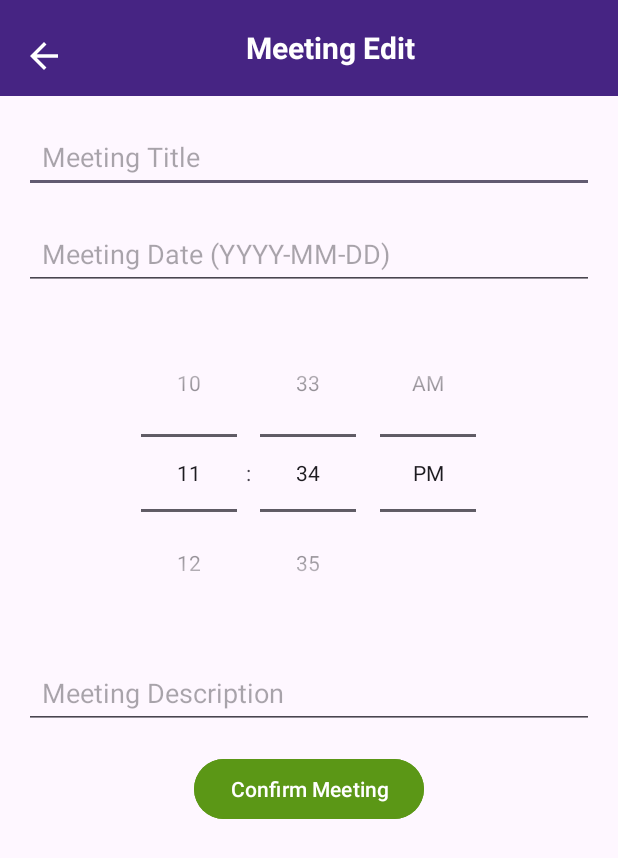
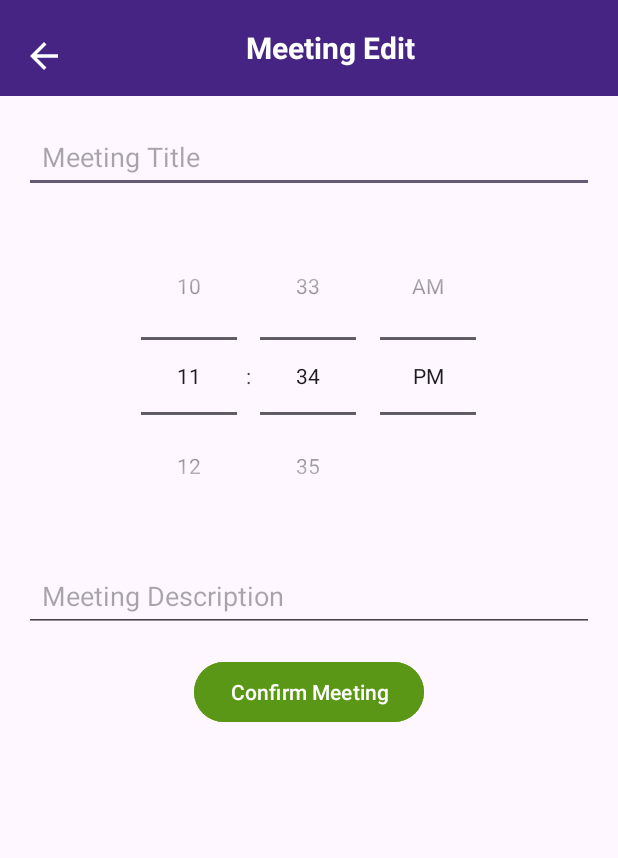
Before and after one commit to DevlinHamill/cs460GroupProject, an Android app: the NewMeeting screen opened directly, with no data from a screen before it, on a phone screen of 412 x 824 dp. Shown: the top 858 px of the screen. Run offline under Robolectric (Android 15) with nearby library versions, the phone set to English and light mode, and no system bars; our stand-ins replace Firebase (no records; nobody signed in at launch, a user with empty details on screens opened directly).

```diff
--- a/app/build.gradle.kts
+++ b/app/build.gradle.kts
@@ -1,5 +1,6 @@
 plugins {
     alias(libs.plugins.androidApplication)
+    id("com.google.gms.google-services")
 }
 
 android {
@@ -38,6 +39,8 @@ dependencies {
     implementation(libs.activity)
     implementation(libs.constraintlayout)
     implementation(libs.roundedimageview)
+    implementation(libs.firebase.bom)
+    implementation(libs.firebase.firestore)
     testImplementation(libs.junit)
     androidTestImplementation(libs.ext.junit)
     androidTestImplementation(libs.espresso.core)
--- a/app/src/main/AndroidManifest.xml
+++ b/app/src/main/AndroidManifest.xml
@@ -1,6 +1,8 @@
 <?xml version="1.0" encoding="utf-8"?>
 <manifest xmlns:android="http://schemas.android.com/apk/res/android"
     xmlns:tools="http://schemas.android.com/tools">
+
+    <uses-permission android:name="android.permission.INTERNET" />
 
     <application
         android:allowBackup="true"
--- a/app/src/main/res/layout/activity_new_meeting.xml
+++ b/app/src/main/res/layout/activity_new_meeting.xml
@@ -49,17 +49,7 @@
         app:layout_constraintStart_toStartOf="parent"
         app:layout_constraintEnd_toEndOf="parent" />
 
-    <EditText
-        android:id="@+id/meetingDate"
-        android:layout_width="0dp"
-        android:layout_height="wrap_content"
-        android:layout_margin="16dp"
-        android:hint="Meeting Date (YYYY-MM-DD)"
-        android:padding="12dp"
-        android:inputType="date"
-        app:layout_constraintTop_toBottomOf="@id/meetingTitle"
-        app:layout_constraintStart_toStartOf="parent"
-        app:layout_constraintEnd_toEndOf="parent" />
+
 
     <TimePicker
         android:id="@+id/meetingTime"
@@ -67,7 +57,7 @@
         android:layout_height="wrap_content"
         android:layout_margin="16dp"
         android:timePickerMode="spinner"
-        app:layout_constraintTop_toBottomOf="@id/meetingDate"
+        app:layout_constraintTop_toBottomOf="@id/meetingTitle"
         app:layout_constraintStart_toStartOf="parent"
         app:layout_constraintEnd_toEndOf="parent" />
 
--- a/build.gradle.kts
+++ b/build.gradle.kts
@@ -1,4 +1,5 @@
 // Top-level build file where you can add configuration options common to all sub-projects/modules.
 plugins {
     alias(libs.plugins.androidApplication) apply false
+    id("com.google.gms.google-services") version "4.4.2" apply false
 }
--- a/gradle/libs.versions.toml
+++ b/gradle/libs.versions.toml
@@ -8,6 +8,8 @@ material = "1.12.0"
 activity = "1.8.0"
 constraintlayout = "2.2.0"
 roundedimageview = "2.3.0"
+firebaseBom = "33.6.0"
+firebaseFirestore = "25.1.1"
 
 [libraries]
 junit = { group = "junit", name = "junit", version.ref = "junit" }
@@ -18,6 +20,8 @@ material = { group = "com.google.android.material", name = "material", version.r
 activity = { group = "androidx.activity", name = "activity", version.ref = "activity" }
 constraintlayout = { group = "androidx.constraintlayout", name = "constraintlayout", version.ref = "constraintlayout" }
 roundedimageview = { group = "com.makeramen", name = "roundedimageview", version.ref = "roundedimageview" }
+firebase-bom = { group = "com.google.firebase", name = "firebase-bom", version.ref = "firebaseBom" }
+firebase-firestore = { group = "com.google.firebase", name = "firebase-firestore", version.ref = "firebaseFirestore" }
 
 [plugins]
 androidApplication = { id = "com.android.application", version.ref = "agp" }
```
Also changed, not shown: app/src/main/java/com/example/testproject/NewMeeting.java (+21 -2 lines), 1 other file.
